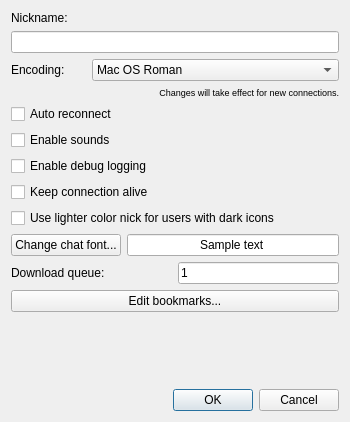
Before: the Qt Designer form src/dialogpreferences.ui in tjohnman/Obsession, drawn with Qt 5.
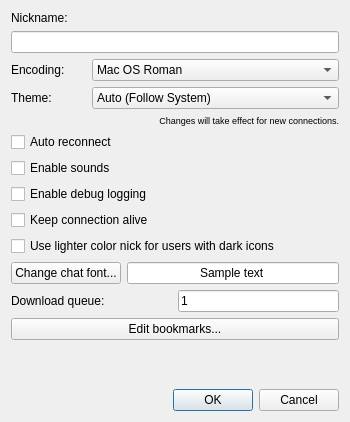
After: the same form once the commit is applied.

Commit message:
Add theme selector UI to preferences dialog
- Add theme combo box to preferences UI with Auto/Light/Dark options
- Load current theme preference in preferences dialog constructor
- Save and apply theme when preferences are accepted
- Load and apply saved theme on application startup
- Theme changes take effect immediately when preferences are saved
- Default to Auto (Follow System) for new users
- Fix ThemeManager.h to use QString::fromUtf8() for QT_NO_CAST_FROM_ASCII compatibility

Diff of the .ui file:
```diff
--- a/src/dialogpreferences.ui
+++ b/src/dialogpreferences.ui
@@ -109,6 +109,63 @@
        </item>
       </widget>
      </item>
+     </layout>
+   </item>
+   <item>
+    <layout class="QHBoxLayout" name="horizontalLayout_theme">
+     <property name="spacing">
+      <number>6</number>
+     </property>
+     <property name="topMargin">
+      <number>0</number>
+     </property>
+     <property name="bottomMargin">
+      <number>0</number>
+     </property>
+     <item>
+      <widget class="QLabel" name="label_theme">
+       <property name="sizePolicy">
+        <sizepolicy hsizetype="Preferred" vsizetype="Preferred">
+         <horstretch>0</horstretch>
+         <verstretch>0</verstretch>
+        </sizepolicy>
+       </property>
+       <property name="minimumSize">
+        <size>
+         <width>0</width>
+         <height>0</height>
+        </size>
+       </property>
+       <property name="maximumSize">
+        <size>
+         <width>75</width>
+         <height>16777215</height>
+        </size>
+       </property>
+       <property name="text">
+        <string>Theme:</string>
+       </property>
+      </widget>
+     </item>
+     <item>
+      <widget class="QComboBox" name="themeCombo">
+       <item>
+        <property name="text">
+         <string>Auto (Follow System)</string>
+        </property>
+       </item>
+       <item>
+        <property name="text">
+         <string>Light</string>
+        </property>
+       </item>
+       <item>
+        <property name="text">
+         <string>Dark</string>
+        </property>
+       </item>
+      </widget>
+     </item>
     </layout>
    </item>
    <item>
```
The commit also changes 3 other files.
